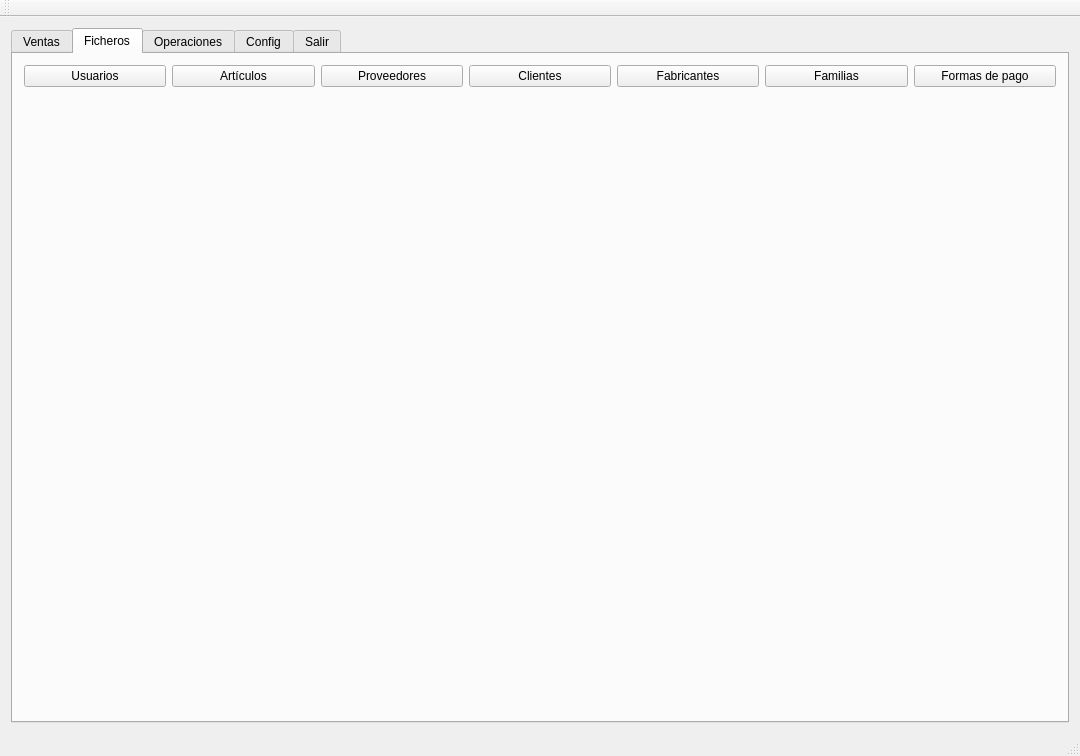
Qt form tienda.ui (Ladis72/tienda) before a commit.
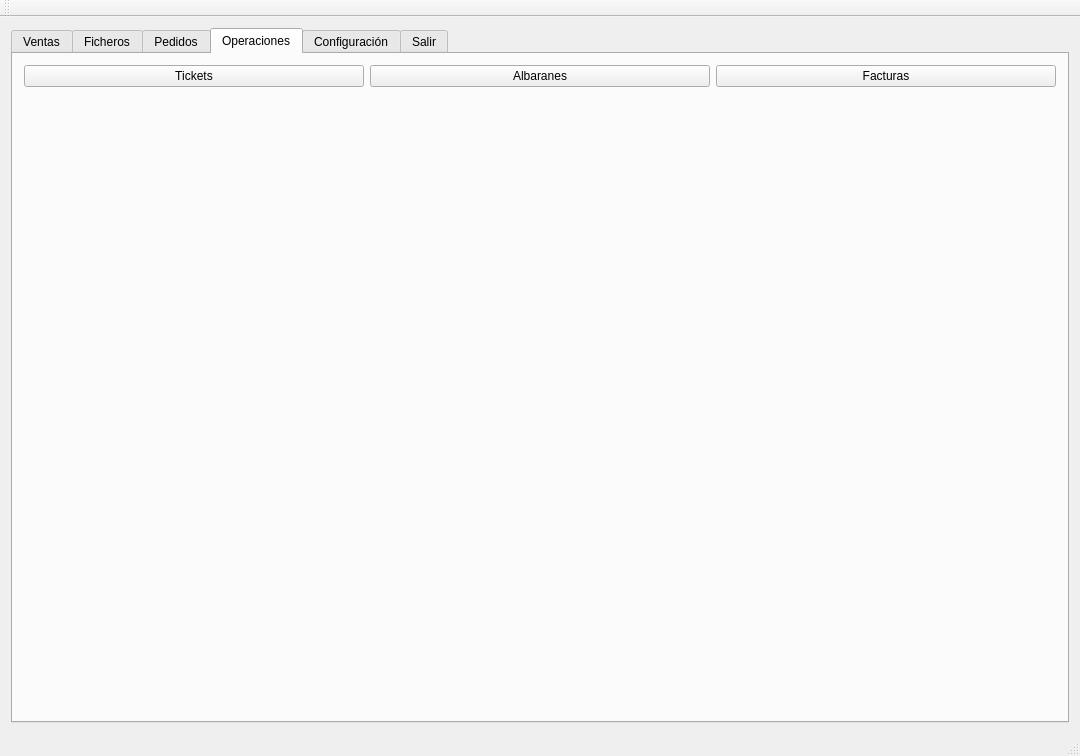
The same form after that commit.

The edit to the form file:
```diff
--- a/tienda.ui
+++ b/tienda.ui
@@ -17,8 +17,8 @@
    <layout class="QGridLayout" name="gridLayout_2">
     <item row="0" column="0">
      <layout class="QGridLayout" name="gridLayout">
-      <item row="0" column="0">
-       <widget class="QTabWidget" name="tabWidget">
+      <item row="1" column="0">
+       <widget class="QTabWidget" name="tab">
         <property name="currentIndex">
          <number>1</number>
         </property>
@@ -28,7 +28,7 @@
           <height>16</height>
          </size>
         </property>
-        <widget class="QWidget" name="tab">
+        <widget class="QWidget" name="tabVentas">
          <attribute name="title">
           <string>Ventas</string>
          </attribute>
@@ -73,7 +73,7 @@
           </item>
          </layout>
         </widget>
-        <widget class="QWidget" name="tab_2">
+        <widget class="QWidget" name="tabFicheros">
          <attribute name="title">
           <string>Ficheros</string>
          </attribute>
@@ -146,17 +146,88 @@
           </item>
          </layout>
         </widget>
-        <widget class="QWidget" name="tab_4">
+        <widget class="QWidget" name="TabPedidos">
+         <attribute name="title">
+          <string>Pedidos</string>
+         </attribute>
+         <widget class="QPushButton" name="pushButtonGestionar">
+          <property name="geometry">
+           <rect>
+            <x>40</x>
+            <y>50</y>
+            <width>82</width>
+            <height>61</height>
+           </rect>
+          </property>
+          <property name="text">
+           <string>Gestionar</string>
+          </property>
+         </widget>
+         <widget class="QPushButton" name="pushButtonAceptar">
+          <property name="geometry">
+           <rect>
+            <x>170</x>
+            <y>50</y>
+            <width>82</width>
+            <height>61</height>
+           </rect>
+          </property>
+          <property name="text">
+           <string>Aceptar</string>
+          </property>
+         </widget>
+        </widget>
+        <widget class="QWidget" name="tabOperaciones">
          <attribute name="title">
           <string>Operaciones</string>
          </attribute>
+         <layout class="QGridLayout" name="gridLayout_4">
+          <item row="0" column="0">
+           <layout class="QHBoxLayout" name="horizontalLayout_3">
+            <item>
+             <widget class="QPushButton" name="pushButtonTickets">
+              <property name="text">
+               <string>Tickets</string>
+              </property>
+             </widget>
+            </item>
+            <item>
+             <widget class="QPushButton" name="pushButtonAlbaranes">
+              <property name="text">
+               <string>Albaranes</string>
+              </property>
+             </widget>
+            </item>
+            <item>
+             <widget class="QPushButton" name="pushButtonFacturas">
+              <property name="text">
+               <string>Facturas</string>
+              </property>
+             </widget>
+            </item>
+           </layout>
+          </item>
+          <item row="1" column="0">
+           <spacer name="verticalSpacer_3">
+            <property name="orientation">
+             <enum>Qt::Vertical</enum>
+            </property>
+            <property name="sizeHint" stdset="0">
+             <size>
+              <width>20</width>
+              <height>616</height>
+             </size>
+            </property>
+           </spacer>
+          </item>
+         </layout>
         </widget>
-        <widget class="QWidget" name="tab_3">
+        <widget class="QWidget" name="tabConfig">
          <attribute name="title">
-          <string>Config</string>
+          <string>Configuración</string>
          </attribute>
         </widget>
-        <widget class="QWidget" name="tab_5">
+        <widget class="QWidget" name="tabSalir">
          <attribute name="title">
           <string>Salir</string>
          </attribute>
```
Left out of the diff: 11 changed lines with no effect on the pictures.
